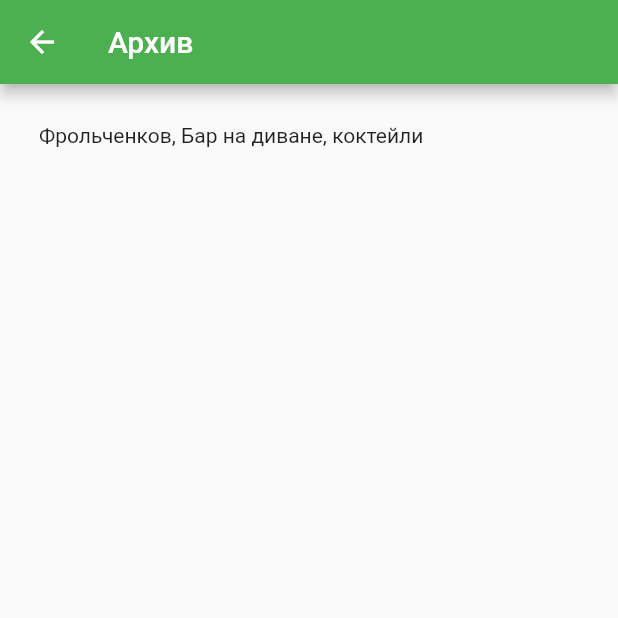
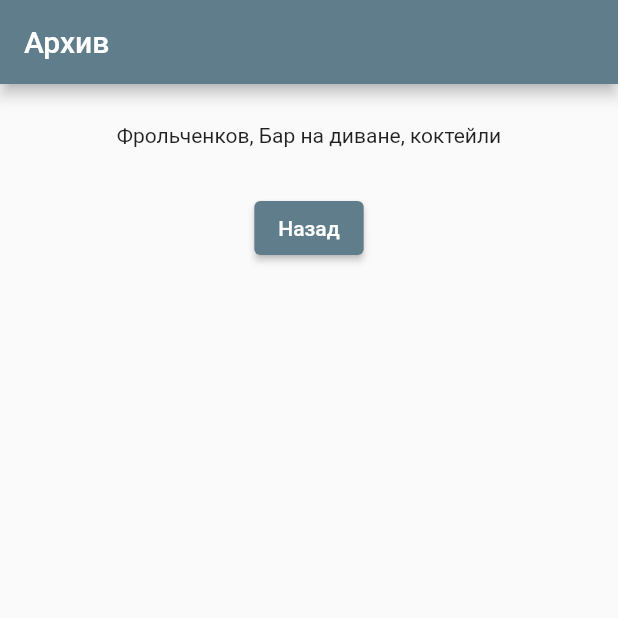
Before and after one commit to Vladislav-Popov/TelegramChatList, a Flutter app: the screen it shows after launch, after a tap on "Архив", on a phone screen of 412 x 824 dp, the top half of it. Run offline on Flutter 3.47's test engine with Material 2 defaults, Android fonts, the phone set to English and light mode, and no system bars.

Commit message:
- Refactor code. - Changed the method of transferring data to the second screen. - Add button to second screen. - Add Launch screen.

```diff
--- a/lib/main.dart
+++ b/lib/main.dart
@@ -10,7 +10,7 @@ class MyApp extends StatelessWidget {
   Widget build(BuildContext context) {
     return MaterialApp(
       theme: ThemeData(
-        primarySwatch: Colors.green,
+        primarySwatch: Colors.blueGrey,
       ),
       home: MyHomePage(title: 'Чаты'),
     );
@@ -18,6 +18,20 @@ class MyApp extends StatelessWidget {
 }
 
 final List<MenuRowData> menuRow = [
+  MenuRowData(Icons.notifications_on, 'Архив',
+      'Фрольченков, Бар на диване, коктейли', '10:44'),
+  MenuRowData(
+      Icons.privacy_tip,
+      'Оля',
+      'что dsdffgh jklhkgjhfj klhkgjfhdgjhkj jldfkjlksjdflj jkljsdlkjldksjто',
+      'вчера'),
+  MenuRowData(Icons.storage, 'Папа', 'Иван, сын моего одноклассника', '10:44'),
+  MenuRowData(Icons.brush, 'Данила', 'Видео', '14:22'),
+  MenuRowData(Icons.language, 'Килограмм срача',
+      'Салават Газизов ну поднималовь до 132', '21:55'),
+  MenuRowData(Icons.print, 'LazyLoad Dart', 'Dmitry Dmitry', '4:54'),
+  MenuRowData(
+      Icons.airplane_ticket, 'Новороссийск ДТП', 'ДТП было в 5 утра.', '10:20'),
   MenuRowData(Icons.notifications_on, 'Архив',
       'Фрольченков, Бар на диване, коктейли', '10:44'),
   MenuRowData(
@@ -107,7 +121,6 @@ class MyHomePage extends StatelessWidget {
               label: 'Настройки',
             ),
           ],
-          selectedItemColor: Colors.black,
         ),
       ),
     );
@@ -126,9 +139,8 @@ class WidgetRow extends StatelessWidget {
           Navigator.push(
             context,
             MaterialPageRoute(
-              builder: (context) => ChatScreen(
-                dataSecondScreen: data,
-              ),
+              builder: (context) => ChatScreen(),
+              settings: RouteSettings(arguments: data),
             ),
           );
         },
@@ -153,18 +165,36 @@ class WidgetRow extends StatelessWidget {
 }
 
 class ChatScreen extends StatelessWidget {
-  const ChatScreen({Key? key, required this.dataSecondScreen})
-      : super(key: key);
-  final MenuRowData dataSecondScreen;
+  ChatScreen({Key? key}) : super(key: key);
+
   @override
   Widget build(BuildContext context) {
+    final data = ModalRoute.of(context)!.settings.arguments as MenuRowData;
     return Scaffold(
       appBar: AppBar(
-        title: Text(dataSecondScreen.contactName),
+        automaticallyImplyLeading: false,
+        title: Text(data.contactName),
       ),
       body: Padding(
         padding: const EdgeInsets.all(26.0),
-        child: Text(dataSecondScreen.textMessage),
+        child: Container(
+          width: double.infinity,
+          child: Column(
+            crossAxisAlignment: CrossAxisAlignment.center,
+            children: [
+              Text(data.textMessage),
+              SizedBox(
+                height: 30,
+              ),
+              ElevatedButton(
+                onPressed: () {
+                  Navigator.pop(context);
+                },
+                child: const Text('Назад'),
+              ),
+            ],
+          ),
+        ),
       ),
     );
   }
```
Also changed, not shown: 3 other files.
